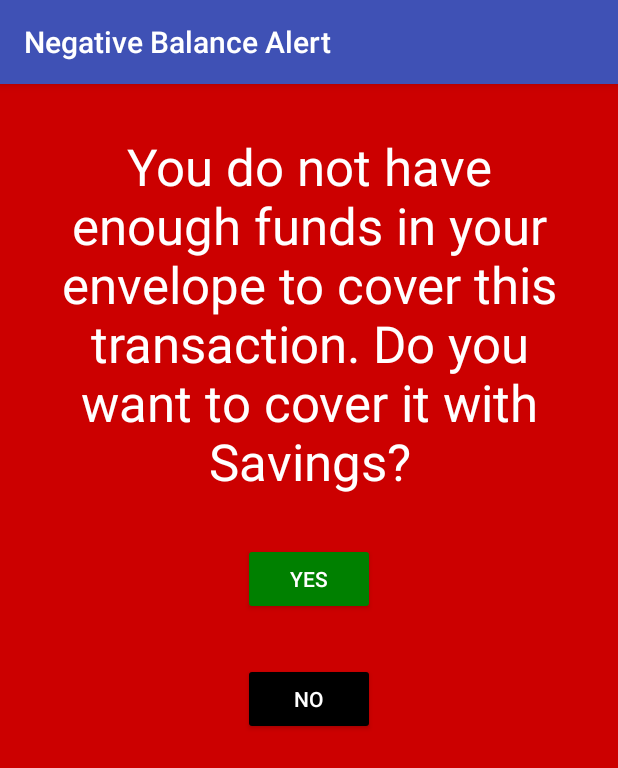
After one commit to codingkitty81/BudgetEnvelopes, an Android app: the AlertActivity screen opened directly, with no data from a screen before it, on a phone screen of 412 x 824 dp. The commit adds this screen. Shown: the top 768 px of the screen. Run offline under Robolectric (Android 15) with nearby library versions, the phone set to English and light mode, and no system bars; libraries missing offline, so code that uses them is left out: io.realm; 1 statement that could not run was skipped.

Commit message:
Attempted alert activity for negative envelope balance
Created an alert activity for when a transaction will cause an envelope to go into the negative. The activity is not being executed as it is expected to. Possible issue is conflicts with how the calendar is being called.

```diff
--- a/app/src/main/AndroidManifest.xml
+++ b/app/src/main/AndroidManifest.xml
@@ -53,6 +53,9 @@
         <activity
             android:name=".EnvelopeSettingsActivity"
             android:label="@string/title_envelope_settings" />
+        <activity
+            android:name=".AlertActivity"
+            android:label="@string/title_activity_alert" />
     </application>
 
 </manifest>
--- /dev/null
+++ b/app/src/main/java/com/example/kitty/budgetenvelopes/AlertActivity.java
@@ -0,0 +1,45 @@
+package com.example.kitty.budgetenvelopes;
+
+import android.content.Intent;
+import android.os.Bundle;
+import android.view.View;
+import android.widget.Button;
+
+/**
+ * Created by Kitty on 4/30/2018.
+ */
+
+public class AlertActivity extends BaseActivity {
+
+    private Button accept;
+    private Button cancel;
+    private Intent intent;
+
+    @Override
+    protected void onCreate(Bundle savedInstanceState) {
+        super.onCreate(savedInstanceState);
+        setContentView(R.layout.activity_alert);
+
+        accept = (Button) findViewById(R.id.alert_accept_button);
+        cancel = (Button) findViewById(R.id.alert_reject_button);
+
+        intent = new Intent();
+        accept.setOnClickListener(new View.OnClickListener() {
+            @Override
+            public void onClick(View v) {
+                intent.putExtra("response", "accept");
+                setResult(RESULT_OK, intent);
+                finish();
+            }
+        });
+
+        cancel.setOnClickListener(new View.OnClickListener() {
+            @Override
+            public void onClick(View v) {
+                intent.putExtra("response", "cancel");
+                setResult(RESULT_OK, intent);
+                finish();
+            }
+        });
+    }
+}
--- a/app/src/main/res/layout/activity_add_envelope.xml
+++ b/app/src/main/res/layout/activity_add_envelope.xml
@@ -1,5 +1,6 @@
 <?xml version="1.0" encoding="utf-8"?>
-<android.support.constraint.ConstraintLayout xmlns:android="http://schemas.android.com/apk/res/android"
+<android.support.constraint.ConstraintLayout
+    xmlns:android="http://schemas.android.com/apk/res/android"
     xmlns:app="http://schemas.android.com/apk/res-auto"
     xmlns:tools="http://schemas.android.com/tools"
     android:layout_width="match_parent"
--- /dev/null
+++ b/app/src/main/res/layout/activity_alert.xml
@@ -0,0 +1,55 @@
+<?xml version="1.0" encoding="utf-8"?>
+<android.support.constraint.ConstraintLayout xmlns:android="http://schemas.android.com/apk/res/android"
+    xmlns:app="http://schemas.android.com/apk/res-auto"
+    xmlns:tools="http://schemas.android.com/tools"
+    android:id="@+id/container"
+    android:layout_width="match_parent"
+    android:layout_height="match_parent"
+    android:background="@android:color/holo_red_dark"
+    android:backgroundTint="@android:color/holo_red_dark"
+    tools:context="com.example.kitty.budgetenvelopes.AlertActivity">
+
+
+    <TextView
+        android:id="@+id/alert_text_view"
+        android:layout_width="0dp"
+        android:layout_height="wrap_content"
+        android:layout_marginEnd="32dp"
+        android:layout_marginStart="32dp"
+        android:layout_marginTop="32dp"
+        android:gravity="center_vertical|center_horizontal"
+        android:text="You do not have enough funds in your envelope to cover this transaction. Do you want to cover it with Savings?"
+        android:textAppearance="@style/TextAppearance.AppCompat.Display1"
+        android:textColor="@android:color/white"
+        app:layout_constraintEnd_toEndOf="parent"
+        app:layout_constraintStart_toStartOf="parent"
+        app:layout_constraintTop_toTopOf="parent" />
+
+    <Button
+        android:id="@+id/alert_accept_button"
+        android:layout_width="wrap_content"
+        android:layout_height="wrap_content"
+        android:layout_marginEnd="8dp"
+        android:layout_marginStart="8dp"
+        android:layout_marginTop="32dp"
+        android:backgroundTint="@color/go_button_color"
+        android:text="Yes"
+        android:textColor="@android:color/white"
+        app:layout_constraintEnd_toEndOf="parent"
+        app:layout_constraintStart_toStartOf="parent"
+        app:layout_constraintTop_toBottomOf="@+id/alert_text_view" />
+
+    <Button
+        android:id="@+id/alert_reject_button"
+        android:layout_width="wrap_content"
+        android:layout_height="wrap_content"
+        android:layout_marginEnd="8dp"
+        android:layout_marginStart="8dp"
+        android:layout_marginTop="32dp"
+        android:backgroundTint="@android:color/black"
+        android:text="NO"
+        android:textColor="@android:color/white"
+        app:layout_constraintEnd_toEndOf="parent"
+        app:layout_constraintStart_toStartOf="parent"
+        app:layout_constraintTop_toBottomOf="@+id/alert_accept_button" />
+</android.support.constraint.ConstraintLayout>
--- a/app/src/main/res/values/colors.xml
+++ b/app/src/main/res/values/colors.xml
@@ -3,4 +3,5 @@
     <color name="colorPrimary">#3F51B5</color>
     <color name="colorPrimaryDark">#303F9F</color>
     <color name="colorAccent">#ff4081</color>
+    <color name="go_button_color">#008000</color>
 </resources>
--- a/app/src/main/res/values/strings.xml
+++ b/app/src/main/res/values/strings.xml
@@ -3,6 +3,7 @@
     <string name="title_activity_main">BudgetEnvelopes</string>
     <string name="title_add_envelopes">Add Envelope</string>
     <string name="title_add_transactions">Add Transaction</string>
+    <string name="title_activity_alert">Negative Balance Alert</string>
     <string name="calendar">Calendar</string>
     <string name="title_envelopes">Envelopes</string>
     <string name="title_home">Home</string>
```
Also changed, not shown: app/src/main/java/com/example/kitty/budgetenvelopes/AddTransactionActivity.java (+29 -5 lines).
